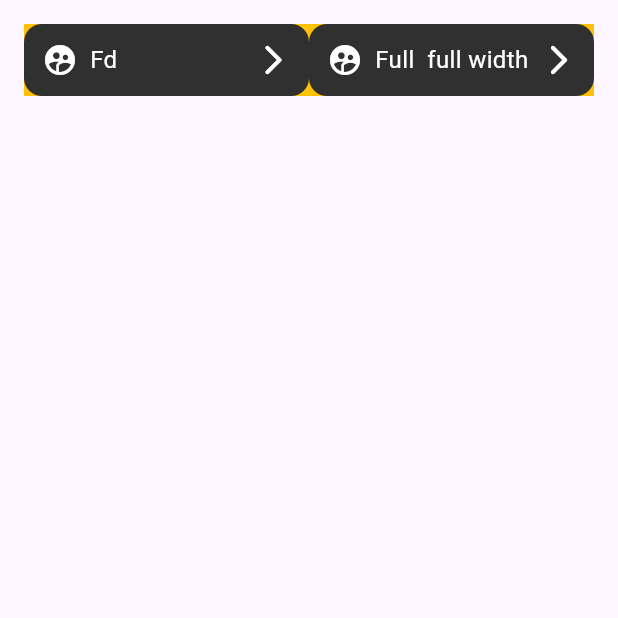
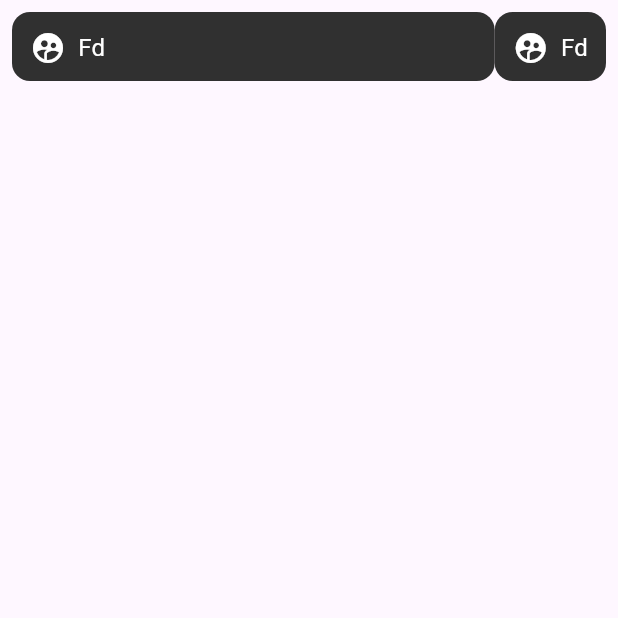
Before and after one commit to ShoshiDeveloper/shoko_pack, a Flutter app: the screen it shows after launch, on a phone screen of 412 x 824 dp, the top half of it. Run offline on Flutter 3.47's test engine with Material 3 defaults, Android fonts, the phone set to English and light mode, and no system bars; our stand-ins replace gap.

Commit message:
button fix

```diff
--- a/example/lib/main.dart
+++ b/example/lib/main.dart
@@ -64,48 +64,26 @@ class ButtonsPage extends StatelessWidget {
     return Scaffold(
       body: SafeArea(
         child: Padding(
-          padding: EdgeInsets.all(16),
+          padding: const EdgeInsets.all(8.0),
           child: Column(
             children: [
-              Container(
-                color: Colors.amber,
-                child: const Row(
-                  // mainAxisSize: MainAxisSize.min,
-                  // spacing: 8,
-                  // runSpacing: 8,
+              Row(
                 children: [
-                     ShokoUIButton.flexible(
+                  ShokoUIButton.expanded(
                    // isOutline: true,
-                      isFullWidth: true,
                    prefix: Icon(Icons.supervised_user_circle_rounded, color: Colors.white),
-                      suffix: Icon(Icons.arrow_forward_ios_rounded, color: Colors.white),
                    child: Text('Fd', style: TextStyle(fontSize: 16, color: Colors.white)),
                               ),
-                    SizedBox(height: 8),
-                    ShokoUIButton.flexible(
-                      isFullWidth: true,
+                  ShokoUIButton(
+                     // isOutline: true,
                      prefix: Icon(Icons.supervised_user_circle_rounded, color: Colors.white),
-                      suffix: Icon(Icons.arrow_forward_ios_rounded, color: Colors.white),
-                      child: Text('Full  full width', style: TextStyle(fontSize: 16, color: Colors.white),),
+                     child: Text('Fd', style: TextStyle(fontSize: 16, color: Colors.white)),
                                 ),
-                    // SizedBox(height: 8),
-                    // ShokoUIButton(
-                    //   color: Colors.blueAccent,
-                    //   child: Text('Only color, only child', style: TextStyle(fontSize: 16, color: Colors.white)),
-                    // ),
-                    // SizedBox(height: 8),
-                    // ShokoUIButton(
-                    //   color: Colors.blueAccent,
-                    //   isFullWidth: true,
-                    //   suffix: Icon(Icons.arrow_forward_ios_rounded, color: Colors.white),
-                    //   child: Text('Only child and suffix', style: TextStyle(fontSize: 16, color: Colors.white),),
-                    // ),
-                    // SizedBox(height: 8),
+
                 ],
               ),
+            ],
           ),
-            ],
-          )
         )
       )
     );
--- a/lib/src/widgets/button.dart
+++ b/lib/src/widgets/button.dart
@@ -1,4 +1,5 @@
 import 'package:flutter/material.dart';
+import 'package:flutter/widgets.dart';
 import 'package:shoko_ui/shoko_ui.dart';
 
 class ShokoUIButton extends StatelessWidget {
@@ -10,47 +11,44 @@ class ShokoUIButton extends StatelessWidget {
   final Color? color;
 
   final bool isOutline;
-  final bool isFullWidth;
   final bool isChildAtCenter;
+  final bool expanded;
 
   ///We recommend using it for text
   final Widget child;
   ///We recommend using it for the icon
   final Widget? prefix;
-  ///We recommend using it for the icon
-  final Widget? suffix;
 
 
   final ShokoUIRadii? radius;
   final ShokoUIShadow? shadow;
 
-  final bool _flexible;
-
-  ///If the button has gone off the screen, then use the flexible constructor
   const ShokoUIButton({super.key,
     this.onTap, this.onDoubleTap, this.onHover, this.onLongPress,
-    this.color, this.isOutline = false, this.isFullWidth = false, this.isChildAtCenter = false,
-    required this.child, this.suffix, this.prefix,
+    this.color, this.isOutline = false, this.isChildAtCenter = false,
+    required this.child, this.prefix,
     this.radius, this.shadow
-  }) : _flexible = false;
+  }) : expanded = false;
 
-  /// Use with `isFullWidth` if this button is in `Row`
-  const ShokoUIButton.flexible({super.key,
+
+  const ShokoUIButton.expanded({super.key,
     this.onTap, this.onDoubleTap, this.onHover, this.onLongPress,
-    this.color, this.isOutline = false, this.isFullWidth = false, this.isChildAtCenter = false,
-    required this.child, this.suffix, this.prefix,
+    this.color, this.isOutline = false, this.isChildAtCenter = false,
+    required this.child, this.prefix,
     this.radius, this.shadow
-  }) : _flexible = true;
+  }) : expanded = true;
+
 
   @override
   Widget build(BuildContext context) {
-    return _flexibleWidget(
+    return _expanded(
+      isExpanded: expanded,
       child: GestureDetector(
         onTap: onTap,
         onDoubleTap: onDoubleTap,
         onLongPress: onLongPress,
         child: Container(
-              width: isFullWidth ? MediaQuery.of(context).size.width : null,
+          height: 46,
           padding: const EdgeInsets.symmetric(vertical: 12, horizontal: 12),//16
           decoration: BoxDecoration(
             color: !isOutline ? color ?? (context.shokoTheme?.buttonTheme?.color ?? Colors.grey[850]) : null,
@@ -61,46 +59,23 @@ class ShokoUIButton extends StatelessWidget {
               color: color ?? (context.shokoTheme?.buttonTheme?.color ?? Colors.grey[850]!)
             ) : null,
           ),
-              child: isChildAtCenter ? Stack(
-                // alignment: Alignment.center,
-                children: [
-                  Row(
-                    mainAxisSize: MainAxisSize.min,
-                    children: [
-                      if(prefix != null) ... [
-                        prefix!,
-                      ] ,
-                      if(suffix != null) ... [
-                    if(isFullWidth) const Expanded(child: SizedBox()),
-                        suffix!
-                      ]
-                    ]
-                  ),
-                  Center(
-                    child: child
-                  )
-                ]
-              ) : Row(
-                mainAxisSize: MainAxisSize.min,
+          child: Row(
             children: [
               if(prefix != null) ... [
                 prefix!,
                 const SizedBox(width: 8),
               ] ,
-                  child,
-                  if(suffix != null) ... [
-                    if(isFullWidth) const Expanded(child: SizedBox()),
-                    const SizedBox(width: 8),
-                    suffix!
-                  ]
+              SizedBox(
+                child: child
+              )
             ]
           ),
-            ),
+        )
       ),
     );
   }
 
-  Widget _flexibleWidget({required Widget child}) {
-    return _flexible ? Flexible(child: child) : child;
+  Widget _expanded({required bool isExpanded, required Widget child}) {
+    return isExpanded ? Expanded(child: child) : child;
   }
 }
--- a/pubspec.yaml
+++ b/pubspec.yaml
@@ -1,6 +1,6 @@
 name: shoko_ui
 description: "This package is a UI-Kit from the ShokoTeam, which aims to accelerate the development of both your and our projects"
-version: 0.0.9+3
+version: 0.0.10
 homepage: https://pub.dev/packages/shoko_ui
 repository: https://github.com/ShoshiDeveloper/shoko_ui
 
```
Also changed, not shown: example/pubspec.lock, 1 other file. Lines whose indentation alone changed are shown as unchanged.
